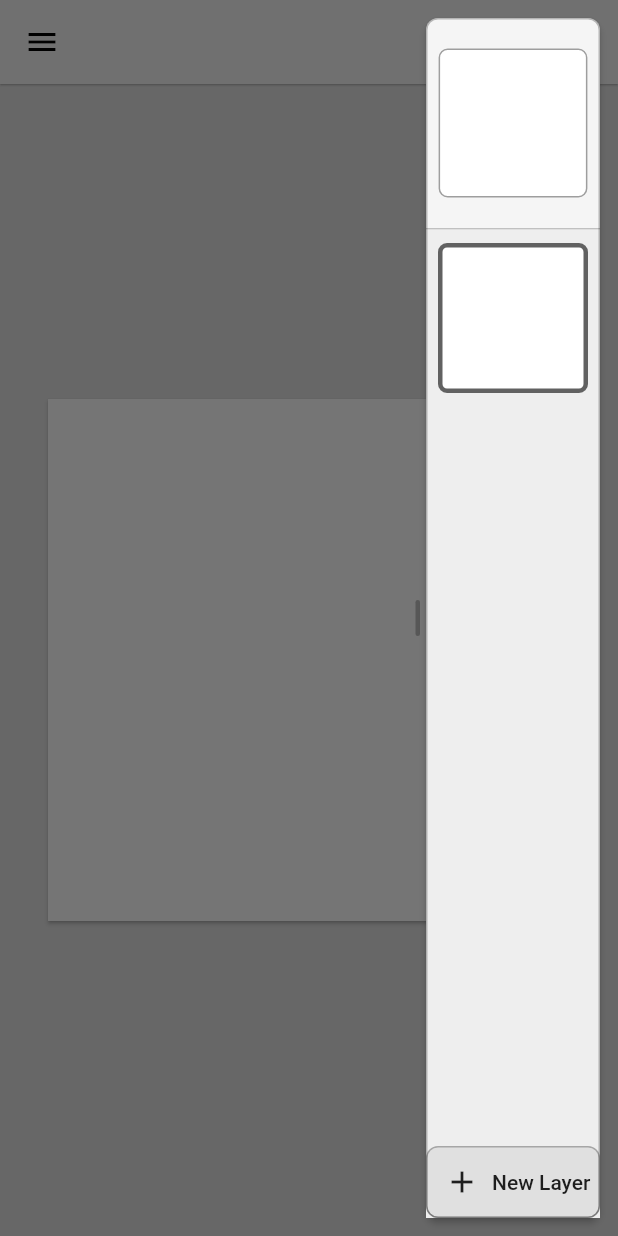
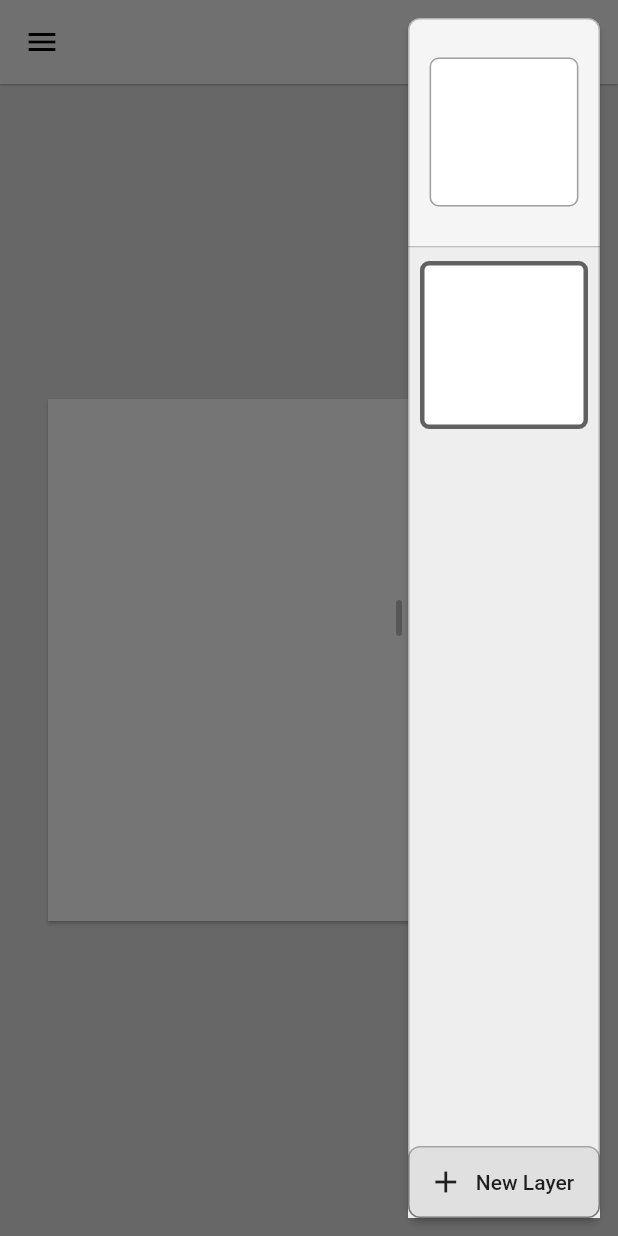
Before and after one commit to andreweskild/project-pickle, a Flutter app: the screen it shows after launch, after a tap on the "menu" icon, on a phone screen of 412 x 824 dp. Run offline on Flutter 3.47's test engine with Material 2 defaults, Android fonts, the phone set to English and light mode, and no system bars; our stand-ins replace flutter_redux, redux.

Commit message:
adjusted resizable drawer, started tool options panel widge

```diff
--- a/lib/app.dart
+++ b/lib/app.dart
@@ -47,7 +47,7 @@ class MyApp extends StatelessWidget {
           splashColor: Colors.black38,
           highlightColor: Colors.black26,
           accentTextTheme: Theme.of(context).accentTextTheme.copyWith(
-            button: Theme.of(context).accentTextTheme.button.copyWith(color: new Color(0xFF0f380f)),
+            button: Theme.of(context).accentTextTheme.button.copyWith(color: Colors.grey.shade800),
           ),
           buttonTheme: ButtonTheme.of(context).copyWith(
             minWidth: 12.0,
--- a/lib/widgets/layout/left_drawer.dart
+++ b/lib/widgets/layout/left_drawer.dart
@@ -20,7 +20,7 @@ class LeftDrawer extends StatelessWidget {
     return StoreBuilder<AppState>(
       rebuildOnChange: false,
       builder: (context, store) {
-        return ResponsiveDrawer(
+        return ResizableDrawer(
           alignment: DrawerAlignment.start,
           child: Column(
             crossAxisAlignment: CrossAxisAlignment.start,
--- a/lib/widgets/layout/responsive_drawer.dart
+++ b/lib/widgets/layout/responsive_drawer.dart
@@ -11,8 +11,12 @@ enum DrawerSizeMode {
   Small, Medium, Large,
 }
 
-class ResponsiveDrawer extends StatefulWidget {
-  const ResponsiveDrawer({
+/// A Drawer that can be resized to [DrawerSizeMode.Small], [DrawerSizeMode.Medium], or [DrawerSizeMode.Large]
+///
+/// The storage and management of state is mostly delegated to the
+/// user of the class, using the [onSizeModeChanged] callback.
+class ResizableDrawer extends StatefulWidget {
+  const ResizableDrawer({
     Key key,
     this.alignment = DrawerAlignment.start,
     this.child,
@@ -20,15 +24,22 @@ class ResponsiveDrawer extends StatefulWidget {
     this.onSizeModeChanged,
   }) : super(key: key);
 
+  /// The side the drawer is aligned to, determines placement of resize controls.
   final DrawerAlignment alignment;
+
+  /// The [Widget] this Drawer contains.
   final Widget child;
+
+  /// Called when the size mode is changed.
   final SizeModeChangeCallback onSizeModeChanged;
+
+  /// The initial size mode when the drawer is created.
   final DrawerSizeMode sizeMode;
 
-  _ResponsiveDrawerState createState() => _ResponsiveDrawerState();
+  _ResizableDrawerState createState() => _ResizableDrawerState();
 }
 
-class _ResponsiveDrawerState extends State<ResponsiveDrawer> {
+class _ResizableDrawerState extends State<ResizableDrawer> {
   bool _drawerDragging = false;
   DrawerSizeMode _sizeMode;
   DrawerSizeMode _previousSizeMode;
@@ -37,7 +48,7 @@ class _ResponsiveDrawerState extends State<ResponsiveDrawer> {
   double _splitPos;
   double _dragPos;
 
-  final _smallSizeWidth = 72.0;
+  final _smallSizeWidth = 64.0;
   final _mediumSizeWidth = 128.0;
   final _largeSizeWidth = 224.0;
 
@@ -47,12 +58,13 @@ class _ResponsiveDrawerState extends State<ResponsiveDrawer> {
     _maxWidth = _largeSizeWidth;
     _sizeMode = widget.sizeMode;
     _previousSizeMode = _sizeMode;
-    _splitPos = widthFromSizeMode(_sizeMode);
+    _splitPos = _widthFromSizeMode(_sizeMode);
     _dragPos = _splitPos;
     super.initState();
   }
 
-  double widthFromSizeMode(DrawerSizeMode mode) {
+  /// Returns the size to set the drawer when give [mode]
+  double _widthFromSizeMode(DrawerSizeMode mode) {
     switch(mode) {
       case DrawerSizeMode.Small:
         return _smallSizeWidth;
@@ -68,10 +80,11 @@ class _ResponsiveDrawerState extends State<ResponsiveDrawer> {
     }
   }
 
-  DrawerSizeMode sizeModeFromWidth(double width) {
-    double distanceToSmall = (width - _smallSizeWidth).abs();
-    double distanceToMedium = (width - _mediumSizeWidth).abs();
-    double distanceToLarge = (width - _largeSizeWidth).abs();
+  /// Returns size mode closest to [pos]
+  DrawerSizeMode _nearestSizeMode(double pos) {
+    double distanceToSmall = (pos - _smallSizeWidth).abs();
+    double distanceToMedium = (pos - _mediumSizeWidth).abs();
+    double distanceToLarge = (pos - _largeSizeWidth).abs();
     if(distanceToSmall < distanceToMedium
         && distanceToSmall < distanceToLarge) {
       return DrawerSizeMode.Small;
@@ -89,28 +102,16 @@ class _ResponsiveDrawerState extends State<ResponsiveDrawer> {
     }
   }
 
-  double getWidthOfNewSizeMode(double width) {
-    switch(sizeModeFromWidth(width)) {
-      case DrawerSizeMode.Small:
-        return _smallSizeWidth;
-        break;
-      case DrawerSizeMode.Medium:
-        return _mediumSizeWidth;
-        break;
-      case DrawerSizeMode.Large:
-        return _largeSizeWidth;
-        break;
-      default:
-        return _mediumSizeWidth;
-        break;
-    }
-  }
+  /// Returns new size of drawer from [pos].
+  double _widthOfNewSizeMode(double pos) => _widthFromSizeMode(_nearestSizeMode(pos));
 
   @override
   Widget build(BuildContext context) {
-
-
-    return Stack(
+    return Padding(
+      padding: (widget.alignment == DrawerAlignment.start) ?
+        const EdgeInsets.fromLTRB(12.0, 12.0, 0.0, 12.0) :
+        const EdgeInsets.fromLTRB(0.0, 12.0, 12.0, 12.0),
+      child: Stack(
         children: <Widget>[
           Align(
             alignment: (widget.alignment == DrawerAlignment.start) ? Alignment.topLeft : Alignment.topRight,
@@ -118,10 +119,7 @@ class _ResponsiveDrawerState extends State<ResponsiveDrawer> {
               alignment: Alignment.centerLeft,
               curve: Curves.ease,
               duration: Duration(milliseconds: 200),
-            padding: (widget.alignment == DrawerAlignment.start) ?
-              const EdgeInsets.fromLTRB(12.0, 12.0, 0.0, 12.0) :
-              const EdgeInsets.fromLTRB(0.0, 12.0, 12.0, 12.0),
-            width: widthFromSizeMode(_sizeMode),
+              width: _widthFromSizeMode(_sizeMode),
               child: Material(
                 elevation: 2.0,
                 color: Theme.of(context).cardColor,
@@ -148,7 +146,11 @@ class _ResponsiveDrawerState extends State<ResponsiveDrawer> {
                     child: Container(
                       width: _splitPos,
                       decoration: BoxDecoration(
-                        color: Colors.black12
+                          color: Colors.black54,
+                          borderRadius: BorderRadius.only(
+                            topLeft: Radius.circular(8.0),
+                            bottomLeft: Radius.circular(8.0),
+                          )
                       ),
                     ),
                   ),
@@ -169,9 +171,10 @@ class _ResponsiveDrawerState extends State<ResponsiveDrawer> {
                     child: AnimatedContainer(
                       curve: Curves.ease,
                       duration: Duration(milliseconds: 150),
-                    width: getWidthOfNewSizeMode(_splitPos),
+                      width: _widthOfNewSizeMode(_splitPos),
                       decoration: BoxDecoration(
-                        color: Colors.black12
+                        color: Colors.black38,
+                        borderRadius: BorderRadius.circular(8.0),
                       ),
                     ),
                   ),
@@ -215,8 +218,8 @@ class _ResponsiveDrawerState extends State<ResponsiveDrawer> {
                   onHorizontalDragEnd: (details) {
                     setState(() {
                       _drawerDragging = false;
-                    _sizeMode = sizeModeFromWidth(_splitPos);
-                    _splitPos = widthFromSizeMode(_sizeMode);
+                      _sizeMode = _nearestSizeMode(_splitPos);
+                      _splitPos = _widthFromSizeMode(_sizeMode);
                       _dragPos = _splitPos;
                     });
                     if(_sizeMode != _previousSizeMode) {
@@ -227,17 +230,23 @@ class _ResponsiveDrawerState extends State<ResponsiveDrawer> {
                   child: AnimatedContainer(
                     curve: Curves.ease,
                     duration: Duration(milliseconds: 150),
-                  color: _drawerDragging ? Colors.black : Colors.transparent,
+                    decoration: BoxDecoration(
+                        color: _drawerDragging ? Colors.black54 : Colors.transparent,
+                        borderRadius: BorderRadius.only(
+                          topRight: Radius.circular(8.0),
+                          bottomRight: Radius.circular(8.0),
+                        )
+                    ),
                     child: AnimatedPadding(
                       curve: Curves.ease,
-                    duration: Duration(milliseconds: 50),
+                      duration: Duration(milliseconds: 150),
                       padding: const EdgeInsets.all(4.0),
                       child: Center(
                           child: AnimatedContainer(
                             curve: Curves.ease,
-                          duration: Duration(milliseconds: 50),
+                            duration: Duration(milliseconds: 150),
                             height: (_drawerDragging) ? 10.0 : 24.0,
-                          width: (_drawerDragging) ? 10.0 : 3.0,
+                            width: (_drawerDragging) ? 10.0 : 4.0,
                             decoration: BoxDecoration(
                               color: _drawerDragging ? Colors.white : Colors.black26,
                               borderRadius: BorderRadius.circular(12.0),
@@ -246,11 +255,40 @@ class _ResponsiveDrawerState extends State<ResponsiveDrawer> {
                       ),
                     ),
                   ),
+//                  child: AnimatedContainer(
+//                    curve: Curves.ease,
+//                    duration: Duration(milliseconds: 150),
+//                    decoration: BoxDecoration(
+//                      color: _drawerDragging ? Colors.black54 : Colors.transparent,
+//                        borderRadius: BorderRadius.only(
+//                          topRight: Radius.circular(8.0),
+//                          bottomRight: Radius.circular(8.0),
+//                        )
+//                    ),
+//                    child: AnimatedPadding(
+//                      curve: Curves.ease,
+//                      duration: Duration(milliseconds: 150),
+//                      padding: const EdgeInsets.all(4.0),
+//                      child: Center(
+//                          child: AnimatedContainer(
+//                            curve: Curves.ease,
+//                            duration: Duration(milliseconds: 150),
+//                            height: (_drawerDragging) ? 10.0 : 24.0,
+//                            width: (_drawerDragging) ? 10.0 : 3.0,
+//                            decoration: BoxDecoration(
+//                              color: _drawerDragging ? Colors.white : Colors.black26,
+//                              borderRadius: BorderRadius.circular(12.0),
+//                            ),
+//                          )
+//                      ),
+//                    ),
+//                  ),
                 ),
               ),
             ]
           )
         ]
+      ),
     );
   }
 }
--- a/lib/widgets/layout/responsive_scaffold.dart
+++ b/lib/widgets/layout/responsive_scaffold.dart
@@ -1,4 +1,6 @@
 import 'package:flutter/material.dart';
+
+import 'package:project_pickle/widgets/tools/tool_options_panel.dart';
 
 class ResponsiveScaffold extends StatefulWidget {
   ResponsiveScaffold({
@@ -92,13 +94,22 @@ class _ResponsiveScaffoldState extends State<ResponsiveScaffold> {
               children: <Widget>[
                 widget.body,
                 new Align(
-                  alignment: Alignment(-1.0, 0.0),
+                  alignment: Alignment.centerLeft,
                   child: widget.drawer,
                 ),
                 new Align(
-                  alignment: Alignment(1.0, 0.0),
+                  alignment: Alignment.centerRight,
                   child: widget.endDrawer,
                 ),
+                new Align(
+                  alignment: Alignment.topCenter,
+                  child: Padding(
+                    padding: const EdgeInsets.all(12.0),
+                    child: ToolOptionsPanel(
+
+                    ),
+                  ),
+                )
               ],
             ),
           );
--- a/lib/widgets/layout/right_drawer.dart
+++ b/lib/widgets/layout/right_drawer.dart
@@ -18,7 +18,7 @@ class RightDrawer extends StatelessWidget {
     return StoreBuilder<AppState>(
       rebuildOnChange: false,
       builder: (context, store) {
-        return ResponsiveDrawer(
+        return ResizableDrawer(
           alignment: DrawerAlignment.end,
           child: Column(
             crossAxisAlignment: CrossAxisAlignment.end,
--- a/lib/widgets/palette_selector/palette_selector_card.dart
+++ b/lib/widgets/palette_selector/palette_selector_card.dart
@@ -115,7 +115,7 @@ class PaletteSelectorCard extends StatelessWidget {
                         label: Text('Add Color'),
                         onPressed: paletteModel.addToPalette,
                         shape: RoundedRectangleBorder(
-                            borderRadius: BorderRadius.circular(12.0),
+                            borderRadius: BorderRadius.circular(8.0),
                             side: BorderSide(
                               color: Colors.black26,
                             )
--- a/lib/widgets/tools/tools_list_item.dart
+++ b/lib/widgets/tools/tools_list_item.dart
@@ -4,7 +4,6 @@ import 'package:flutter_redux/flutter_redux.dart';
 import 'package:project_pickle/data_objects/tool_types.dart';
 import 'package:project_pickle/state/actions.dart';
 import 'package:project_pickle/state/app_state.dart';
-import 'package:project_pickle/widgets/common/list_item.dart';
 
 class _ToolModel {
   VoidCallback callback;
@@ -53,13 +52,31 @@ class ToolsListItem extends StatelessWidget {
         );
       },
       builder: (context, toolModel) {
+        final _selected = toolModel.currentToolType == toolType;
         return Padding(
           padding: const EdgeInsets.fromLTRB(8.0, 4.0, 8.0, 4.0),
-          child: new ListItem(
-            icon: icon,
-            label: Text(label),
-            isHighlighted: toolModel.currentToolType == toolType,
-            onTap: toolModel.callback,
+          child: FlatButton(
+            color: _selected ? Theme.of(context).highlightColor : Colors.transparent,
+            textColor: _selected ? Theme.of(context).accentTextTheme.button.color : Colors.black,
+            padding: EdgeInsets.all(8.0),
+            shape: RoundedRectangleBorder(
+              borderRadius: BorderRadius.circular(6.0),
+            ),
+            child: Stack(
+              children: <Widget>[
+                Align(alignment: Alignment.centerLeft, child: icon),
+                Positioned(
+                  left: 24.0,
+                  top: 0.0,
+                  bottom: 0.0,
+                  child: Padding(
+                    padding: const EdgeInsets.only(left: 12.0),
+                    child: Center(child: Text(label)),
+                  ),
+                )
+              ],
+            ),
+            onPressed: toolModel.callback,
           ),
         );
       },
```
Also changed, not shown: lib/widgets/color_selector/color_picker_tool_button.dart (deleted, +0 -65 lines), lib/widgets/common/outline_icon_button.dart (deleted, +0 -32 lines), lib/widgets/common/toggle_icon_button.dart (added, +32 -0 lines), lib/widgets/tools/tool_options_panel.dart (added, +79 -0 lines). Lines whose indentation alone changed are shown as unchanged.
